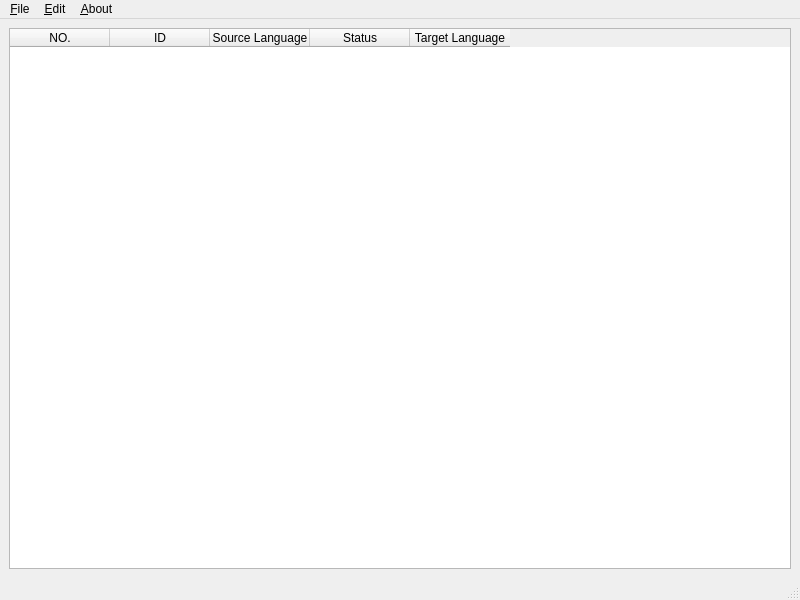
First picture: the form in mainwindow.ui, repository Cyberenchanter/Galaxy-Translator, before the edit.
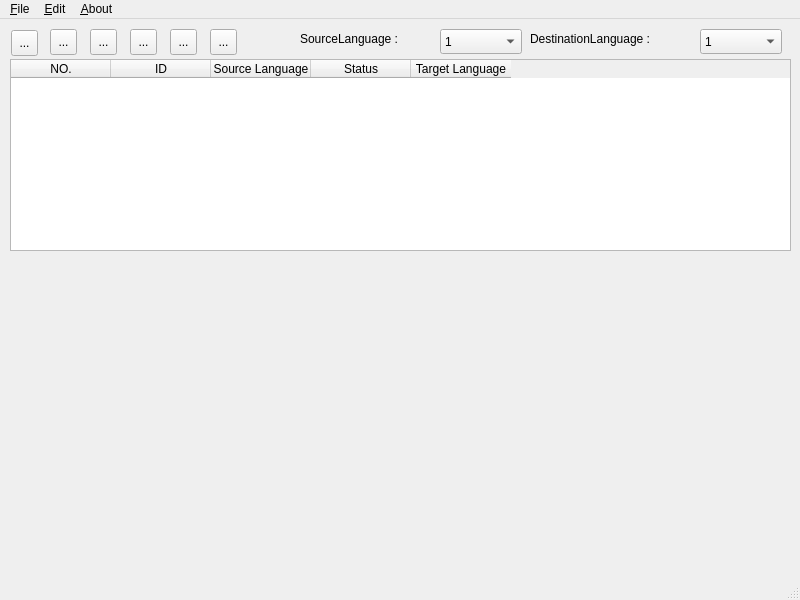
Second picture: the form after the edit.

Diff of the .ui file:
```diff
--- a/mainwindow.ui
+++ b/mainwindow.ui
@@ -14,37 +14,205 @@
    <string/>
   </property>
   <widget class="QWidget" name="centralwidget">
-   <layout class="QGridLayout" name="gridLayout">
-    <item row="0" column="0">
-     <widget class="QTableWidget" name="maintable">
-      <column>
-       <property name="text">
-        <string>NO.</string>
-       </property>
-      </column>
-      <column>
-       <property name="text">
-        <string>ID</string>
-       </property>
-      </column>
-      <column>
-       <property name="text">
-        <string>Source Language</string>
-       </property>
-      </column>
-      <column>
-       <property name="text">
-        <string>Status</string>
-       </property>
-      </column>
-      <column>
-       <property name="text">
-        <string>Target Language</string>
-       </property>
-      </column>
-     </widget>
+   <widget class="QTableWidget" name="maintable">
+    <property name="geometry">
+     <rect>
+      <x>10</x>
+      <y>40</y>
+      <width>781</width>
+      <height>192</height>
+     </rect>
+    </property>
+    <column>
+     <property name="text">
+      <string>NO.</string>
+     </property>
+    </column>
+    <column>
+     <property name="text">
+      <string>ID</string>
+     </property>
+    </column>
+    <column>
+     <property name="text">
+      <string>Source Language</string>
+     </property>
+    </column>
+    <column>
+     <property name="text">
+      <string>Status</string>
+     </property>
+    </column>
+    <column>
+     <property name="text">
+      <string>Target Language</string>
+     </property>
+    </column>
+   </widget>
+   <widget class="QToolButton" name="toolButton_new">
+    <property name="geometry">
+     <rect>
+      <x>11</x>
+      <y>11</y>
+      <width>27</width>
+      <height>26</height>
+     </rect>
+    </property>
+    <property name="text">
+     <string>...</string>
+    </property>
+   </widget>
+   <widget class="QToolButton" name="toolButton_open">
+    <property name="geometry">
+     <rect>
+      <x>130</x>
+      <y>10</y>
+      <width>27</width>
+      <height>26</height>
+     </rect>
+    </property>
+    <property name="text">
+     <string>...</string>
+    </property>
+   </widget>
+   <widget class="QToolButton" name="toolButton_paste">
+    <property name="geometry">
+     <rect>
+      <x>90</x>
+      <y>10</y>
+      <width>27</width>
+      <height>26</height>
+     </rect>
+    </property>
+    <property name="text">
+     <string>...</string>
+    </property>
+   </widget>
+   <widget class="QToolButton" name="toolButton_copy">
+    <property name="geometry">
+     <rect>
+      <x>50</x>
+      <y>10</y>
+      <width>27</width>
+      <height>26</height>
+     </rect>
+    </property>
+    <property name="text">
+     <string>...</string>
+    </property>
+   </widget>
+   <widget class="QToolButton" name="toolButton_cut">
+    <property name="geometry">
+     <rect>
+      <x>170</x>
+      <y>10</y>
+      <width>27</width>
+      <height>26</height>
+     </rect>
+    </property>
+    <property name="text">
+     <string>...</string>
+    </property>
+   </widget>
+   <widget class="QToolButton" name="toolButton_save">
+    <property name="geometry">
+     <rect>
+      <x>210</x>
+      <y>10</y>
+      <width>27</width>
+      <height>26</height>
+     </rect>
+    </property>
+    <property name="text">
+     <string>...</string>
+    </property>
+   </widget>
+   <widget class="QComboBox" name="comboBox">
+    <property name="geometry">
+     <rect>
+      <x>440</x>
+      <y>10</y>
+      <width>82</width>
+      <height>25</height>
+     </rect>
+    </property>
+    <item>
+     <property name="text">
+      <string>1</string>
+     </property>
     </item>
-   </layout>
+    <item>
+     <property name="text">
+      <string>2</string>
+     </property>
+    </item>
+    <item>
+     <property name="text">
+      <string>3</string>
+     </property>
+    </item>
+    <item>
+     <property name="text">
+      <string>4</string>
+     </property>
+    </item>
+   </widget>
+   <widget class="QComboBox" name="comboBox_2">
+    <property name="geometry">
+     <rect>
+      <x>700</x>
+      <y>10</y>
+      <width>82</width>
+      <height>25</height>
+     </rect>
+    </property>
+    <item>
+     <property name="text">
+      <string>1</string>
+     </property>
+    </item>
+    <item>
+     <property name="text">
+      <string>2</string>
+     </property>
+    </item>
+    <item>
+     <property name="text">
+      <string>3</string>
+     </property>
+    </item>
+    <item>
+     <property name="text">
+      <string>4</string>
+     </property>
+    </item>
+   </widget>
+   <widget class="QLabel" name="label">
+    <property name="geometry">
+     <rect>
+      <x>300</x>
+      <y>10</y>
+      <width>141</width>
+      <height>20</height>
+     </rect>
+    </property>
+    <property name="text">
+     <string>SourceLanguage :</string>
+    </property>
+   </widget>
+   <widget class="QLabel" name="label_2">
+    <property name="geometry">
+     <rect>
+      <x>530</x>
+      <y>10</y>
+      <width>171</width>
+      <height>20</height>
+     </rect>
+    </property>
+    <property name="text">
+     <string>DestinationLanguage :</string>
+    </property>
+   </widget>
   </widget>
   <widget class="QMenuBar" name="menubar">
    <property name="geometry">
```
Left out of the diff: 99 changed lines with no effect on the pictures.
